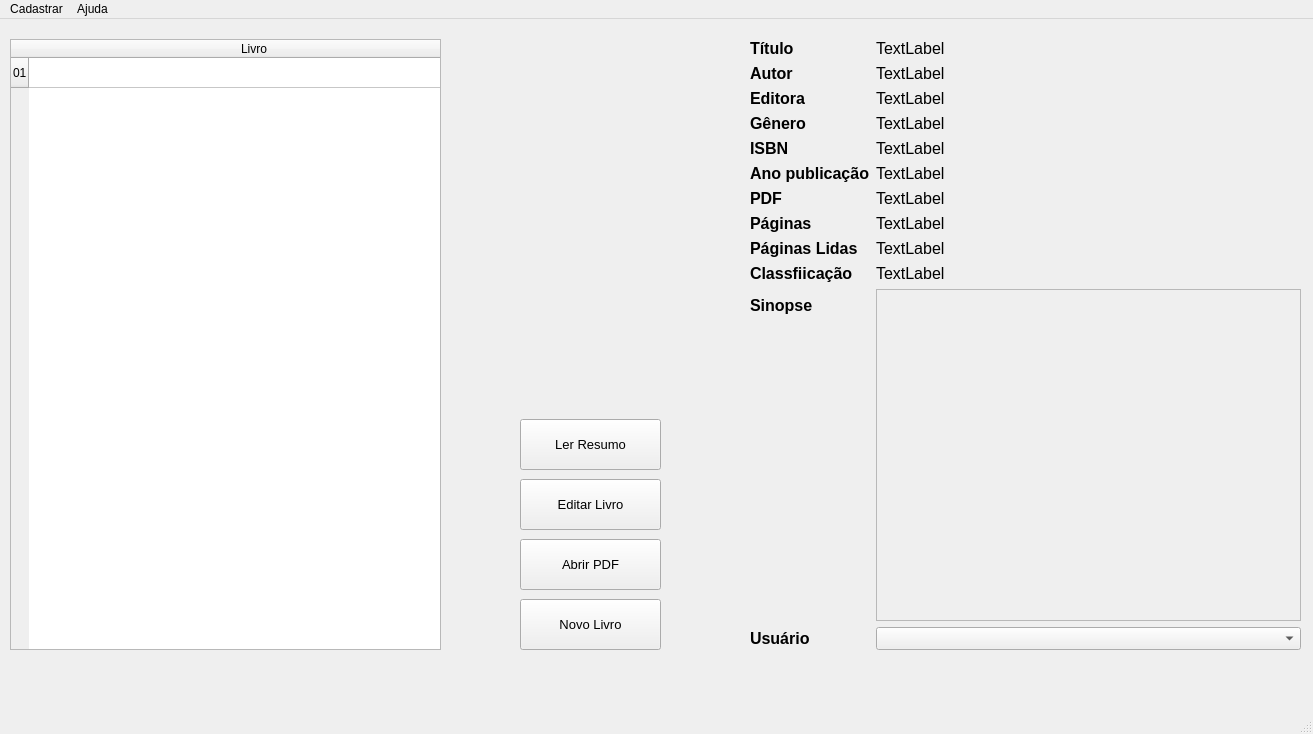
Above: screen/ui_designer/screen_main.ui from mateusmoratelli/MinhaBiblioteca before the change. Below: the same form after it.
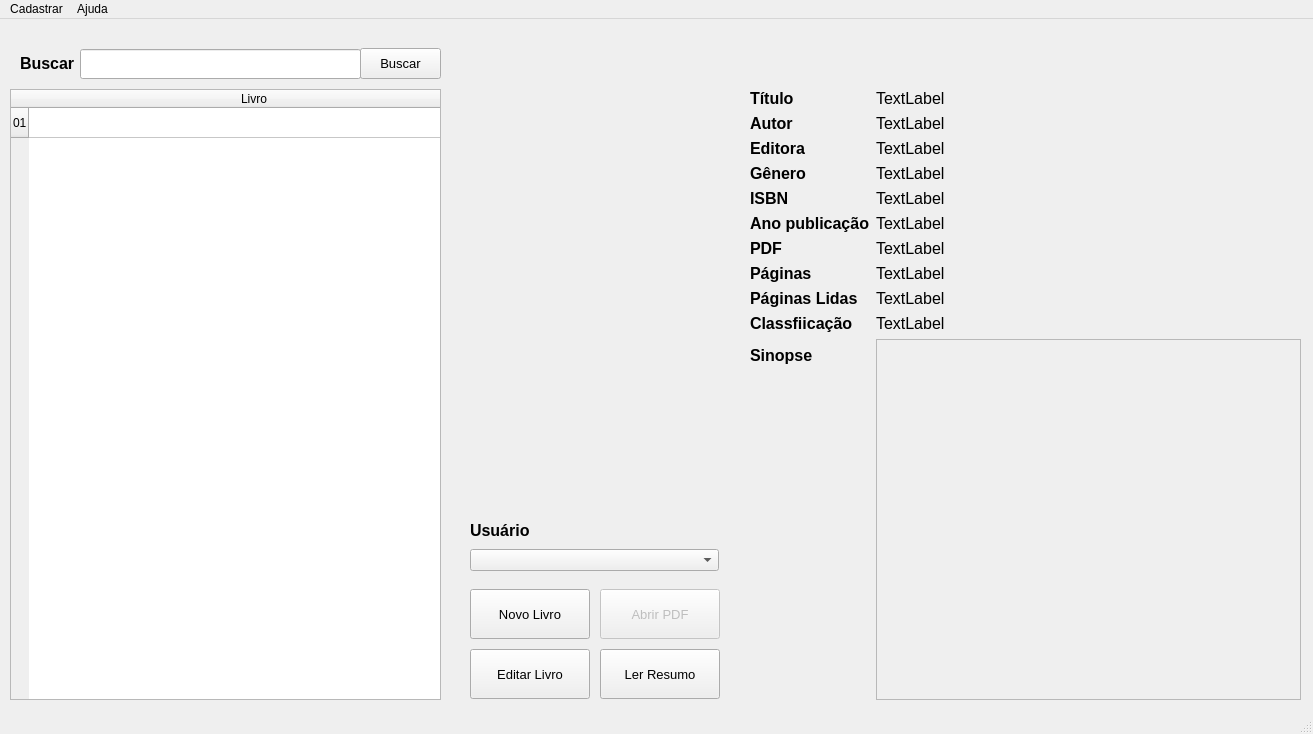
That is the form after the change. Icons and pictures are not drawn.

Patch:
```diff
--- a/screen/ui_designer/screen_main.ui
+++ b/screen/ui_designer/screen_main.ui
@@ -18,7 +18,7 @@
     <property name="geometry">
      <rect>
       <x>10</x>
-      <y>20</y>
+      <y>70</y>
       <width>431</width>
       <height>611</height>
      </rect>
@@ -59,7 +59,7 @@
     <property name="geometry">
      <rect>
       <x>750</x>
-      <y>20</y>
+      <y>70</y>
       <width>551</width>
       <height>611</height>
      </rect>
@@ -79,6 +79,18 @@
        </property>
       </widget>
      </item>
+     <item row="0" column="1">
+      <widget class="QLabel" name="lbTituloLivro">
+       <property name="font">
+        <font>
+         <pointsize>12</pointsize>
+        </font>
+       </property>
+       <property name="text">
+        <string>TextLabel</string>
+       </property>
+      </widget>
+     </item>
      <item row="1" column="0">
       <widget class="QLabel" name="label_4">
        <property name="font">
@@ -197,6 +209,18 @@
        </property>
       </widget>
      </item>
+     <item row="5" column="1">
+      <widget class="QLabel" name="lbAnoPublicacao">
+       <property name="font">
+        <font>
+         <pointsize>12</pointsize>
+        </font>
+       </property>
+       <property name="text">
+        <string>TextLabel</string>
+       </property>
+      </widget>
+     </item>
      <item row="6" column="0">
       <widget class="QLabel" name="label_16">
        <property name="font">
@@ -249,6 +273,32 @@
        </property>
       </widget>
      </item>
+     <item row="8" column="0">
+      <widget class="QLabel" name="label_13">
+       <property name="font">
+        <font>
+         <pointsize>12</pointsize>
+         <weight>75</weight>
+         <bold>true</bold>
+        </font>
+       </property>
+       <property name="text">
+        <string>Páginas Lidas</string>
+       </property>
+      </widget>
+     </item>
+     <item row="8" column="1">
+      <widget class="QLabel" name="lbPaginasLidas">
+       <property name="font">
+        <font>
+         <pointsize>12</pointsize>
+        </font>
+       </property>
+       <property name="text">
+        <string>TextLabel</string>
+       </property>
+      </widget>
+     </item>
      <item row="9" column="0">
       <widget class="QLabel" name="label_18">
        <property name="font">
@@ -289,30 +339,6 @@
        </property>
       </widget>
      </item>
-     <item row="5" column="1">
-      <widget class="QLabel" name="lbAnoPublicacao">
-       <property name="font">
-        <font>
-         <pointsize>12</pointsize>
-        </font>
-       </property>
-       <property name="text">
-        <string>TextLabel</string>
-       </property>
-      </widget>
-     </item>
-     <item row="0" column="1">
-      <widget class="QLabel" name="lbTituloLivro">
-       <property name="font">
-        <font>
-         <pointsize>12</pointsize>
-        </font>
-       </property>
-       <property name="text">
-        <string>TextLabel</string>
-       </property>
-      </widget>
-     </item>
      <item row="10" column="1">
       <widget class="QTextEdit" name="txtSinopse">
        <property name="enabled">
@@ -325,64 +351,15 @@
        </property>
       </widget>
      </item>
-     <item row="11" column="1">
-      <widget class="QComboBox" name="cbUsuarios">
-       <property name="font">
-        <font>
-         <pointsize>10</pointsize>
-        </font>
-       </property>
-      </widget>
-     </item>
-     <item row="11" column="0">
-      <widget class="QLabel" name="label_21">
-       <property name="font">
-        <font>
-         <pointsize>12</pointsize>
-         <weight>75</weight>
-         <bold>true</bold>
-        </font>
-       </property>
-       <property name="text">
-        <string>Usuário</string>
-       </property>
-      </widget>
-     </item>
-     <item row="8" column="0">
-      <widget class="QLabel" name="label_13">
-       <property name="font">
-        <font>
-         <pointsize>12</pointsize>
-         <weight>75</weight>
-         <bold>true</bold>
-        </font>
-       </property>
-       <property name="text">
-        <string>Páginas Lidas</string>
-       </property>
-      </widget>
-     </item>
-     <item row="8" column="1">
-      <widget class="QLabel" name="lbPaginasLidas">
-       <property name="font">
-        <font>
-         <pointsize>12</pointsize>
-        </font>
-       </property>
-       <property name="text">
-        <string>TextLabel</string>
-       </property>
-      </widget>
-     </item>
     </layout>
    </widget>
    <widget class="QPushButton" name="btLerResumo">
     <property name="geometry">
      <rect>
-      <x>520</x>
-      <y>400</y>
-      <width>141</width>
-      <height>51</height>
+      <x>600</x>
+      <y>630</y>
+      <width>120</width>
+      <height>50</height>
      </rect>
     </property>
     <property name="font">
@@ -405,12 +382,15 @@
     </property>
    </widget>
    <widget class="QPushButton" name="btAbrirPDF">
+    <property name="enabled">
+     <bool>false</bool>
+    </property>
     <property name="geometry">
      <rect>
-      <x>520</x>
-      <y>520</y>
-      <width>141</width>
-      <height>51</height>
+      <x>600</x>
+      <y>570</y>
+      <width>120</width>
+      <height>50</height>
      </rect>
     </property>
     <property name="font">
@@ -432,13 +412,13 @@
      </size>
     </property>
    </widget>
-   <widget class="QPushButton" name="btEditarLivro">
+   <widget class="QPushButton" name="btBuscarLivros">
     <property name="geometry">
      <rect>
-      <x>520</x>
-      <y>460</y>
-      <width>141</width>
-      <height>51</height>
+      <x>360</x>
+      <y>29</y>
+      <width>81</width>
+      <height>31</height>
      </rect>
     </property>
     <property name="font">
@@ -447,11 +427,11 @@
      </font>
     </property>
     <property name="text">
-     <string>Editar Livro</string>
+     <string>Buscar</string>
     </property>
     <property name="icon">
      <iconset>
-      <normaloff>../../resources/icons/border_color_16dp_5F6368.png</normaloff>../../resources/icons/border_color_16dp_5F6368.png</iconset>
+      <normaloff>../../resources/icons/search_24dp_5F6368.png</normaloff>../../resources/icons/search_24dp_5F6368.png</iconset>
     </property>
     <property name="iconSize">
      <size>
@@ -463,10 +443,10 @@
    <widget class="QPushButton" name="btNovoLivro">
     <property name="geometry">
      <rect>
-      <x>520</x>
-      <y>580</y>
-      <width>141</width>
-      <height>51</height>
+      <x>470</x>
+      <y>570</y>
+      <width>120</width>
+      <height>50</height>
      </rect>
     </property>
     <property name="font">
@@ -492,7 +472,7 @@
     <property name="geometry">
      <rect>
       <x>450</x>
-      <y>20</y>
+      <y>70</y>
       <width>291</width>
       <height>371</height>
      </rect>
@@ -516,6 +496,104 @@
      <bool>false</bool>
     </property>
    </widget>
+   <widget class="QLineEdit" name="lineEdit">
+    <property name="geometry">
+     <rect>
+      <x>80</x>
+      <y>30</y>
+      <width>281</width>
+      <height>30</height>
+     </rect>
+    </property>
+    <property name="font">
+     <font>
+      <pointsize>12</pointsize>
+     </font>
+    </property>
+   </widget>
+   <widget class="QLabel" name="label_3">
+    <property name="geometry">
+     <rect>
+      <x>20</x>
+      <y>36</y>
+      <width>61</width>
+      <height>16</height>
+     </rect>
+    </property>
+    <property name="font">
+     <font>
+      <pointsize>12</pointsize>
+      <weight>75</weight>
+      <bold>true</bold>
+     </font>
+    </property>
+    <property name="text">
+     <string>Buscar</string>
+    </property>
+   </widget>
+   <widget class="QPushButton" name="btEditarLivro">
+    <property name="geometry">
+     <rect>
+      <x>470</x>
+      <y>630</y>
+      <width>120</width>
+      <height>50</height>
+     </rect>
+    </property>
+    <property name="font">
+     <font>
+      <pointsize>10</pointsize>
+     </font>
+    </property>
+    <property name="text">
+     <string>Editar Livro</string>
+    </property>
+    <property name="icon">
+     <iconset>
+      <normaloff>../../resources/icons/border_color_16dp_5F6368.png</normaloff>../../resources/icons/border_color_16dp_5F6368.png</iconset>
+    </property>
+    <property name="iconSize">
+     <size>
+      <width>24</width>
+      <height>24</height>
+     </size>
+    </property>
+   </widget>
+   <widget class="QLabel" name="label_21">
+    <property name="geometry">
+     <rect>
+      <x>470</x>
+      <y>500</y>
+      <width>62</width>
+      <height>22</height>
+     </rect>
+    </property>
+    <property name="font">
+     <font>
+      <pointsize>12</pointsize>
+      <weight>75</weight>
+      <bold>true</bold>
+     </font>
+    </property>
+    <property name="text">
+     <string>Usuário</string>
+    </property>
+   </widget>
+   <widget class="QComboBox" name="cbUsuarios">
+    <property name="geometry">
+     <rect>
+      <x>470</x>
+      <y>530</y>
+      <width>249</width>
+      <height>22</height>
+     </rect>
+    </property>
+    <property name="font">
+     <font>
+      <pointsize>10</pointsize>
+     </font>
+    </property>
+   </widget>
   </widget>
   <widget class="QMenuBar" name="menubar">
    <property name="geometry">
@@ -540,13 +618,14 @@
     <addaction name="menuCadatrarGenero"/>
     <addaction name="separator"/>
     <addaction name="menuCadastrarUsuario"/>
-    <addaction name="menuEfetuarTestes"/>
    </widget>
    <widget class="QMenu" name="menuAjuda">
     <property name="title">
      <string>Ajuda</string>
     </property>
     <addaction name="menuSobrePrograma"/>
+    <addaction name="separator"/>
+    <addaction name="menuEfetuarTeste"/>
    </widget>
    <addaction name="menuCadastrar"/>
    <addaction name="menuAjuda"/>
@@ -582,6 +661,11 @@
     <string>Sobre o programa</string>
    </property>
   </action>
+  <action name="menuEfetuarTeste">
+   <property name="text">
+    <string>Efetuar Testes DB</string>
+   </property>
+  </action>
  </widget>
  <resources/>
  <connections/>
```
